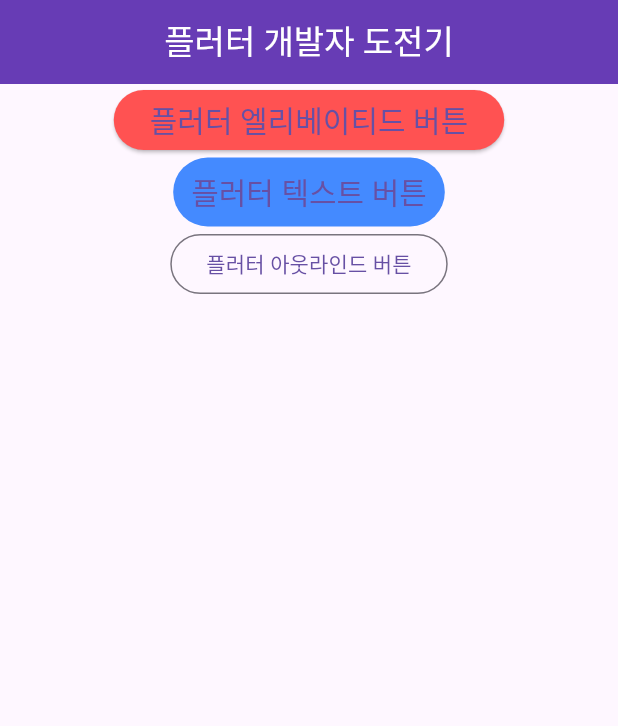
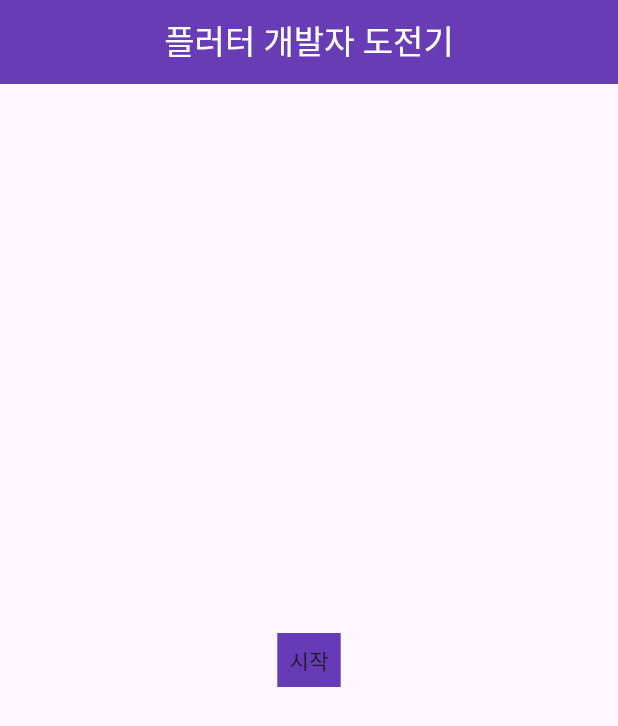
Before and after one commit to croppedeyebrow/Flutter_widget_practice, a Flutter app: the screen it shows after launch, on a phone screen of 412 x 824 dp. Shown: the top 726 px of the screen. Run offline on Flutter 3.47's test engine with Material 3 defaults, Android fonts, the phone set to English and light mode, and no system bars.

Commit message:
16강까지

```diff
--- a/lib/main.dart
+++ b/lib/main.dart
@@ -1,4 +1,5 @@
 import 'package:flutter/material.dart';
+import 'package:flutter_practice_01/second.dart';
 
 void main() {
   runApp(const MyApp());
@@ -41,34 +42,18 @@ class _MyHomePageState extends State<MyHomePage> {
         centerTitle: true,
         elevation: 4,
       ),
-      body: Container(
-          child: Column(
-        children: [
-          Center(
-            child: ElevatedButton(
-              style: ElevatedButton.styleFrom(
-                  textStyle: const TextStyle(fontSize: 20),
-                  backgroundColor: Colors.redAccent),
-              onPressed: () => print("엘리베이티드 버튼 클릭"),
-              child: const Text('플러터 엘리베이티드 버튼'),
-            ),
-          ),
-          Center(
-            child: TextButton(
-              style: TextButton.styleFrom(
-                  textStyle: const TextStyle(fontSize: 20),
-                  backgroundColor: Colors.blueAccent),
-              onPressed: () => print("텍스트 버튼 클릭"),
-              child: const Text('플러터 텍스트 버튼'),
-            ),
-          ),
-          Center(
-            child: OutlinedButton(
-              onPressed: () => print("아웃라인 버튼 클릭"),
-              child: const Text('플러터 아웃라인드 버튼'),
-            ),
-          ),
-        ],
+      body: Center(
+          child: GestureDetector(
+        onTap: () => Navigator.push(
+            context,
+            MaterialPageRoute(
+              builder: (_) => SecondView(),
+            )),
+        child: Container(
+          padding: const EdgeInsets.all(8),
+          color: Colors.deepPurple,
+          child: const Text("시작"),
+        ),
       )),
     );
   }
```
Also changed, not shown: lib/second.dart (added, +35 -0 lines).
